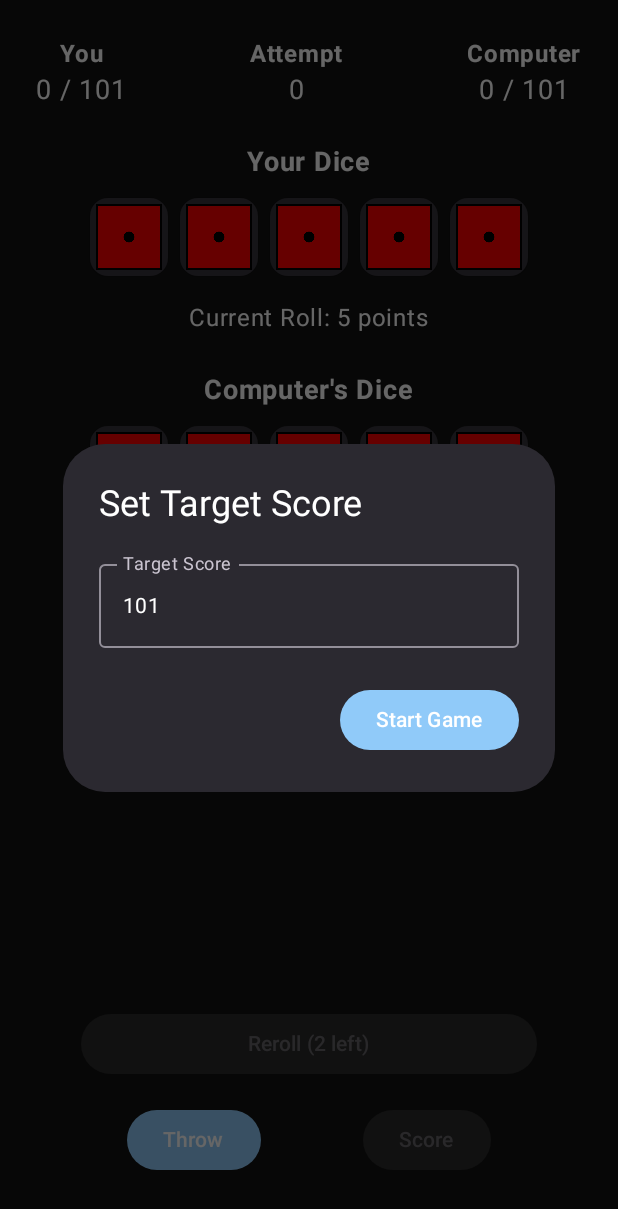
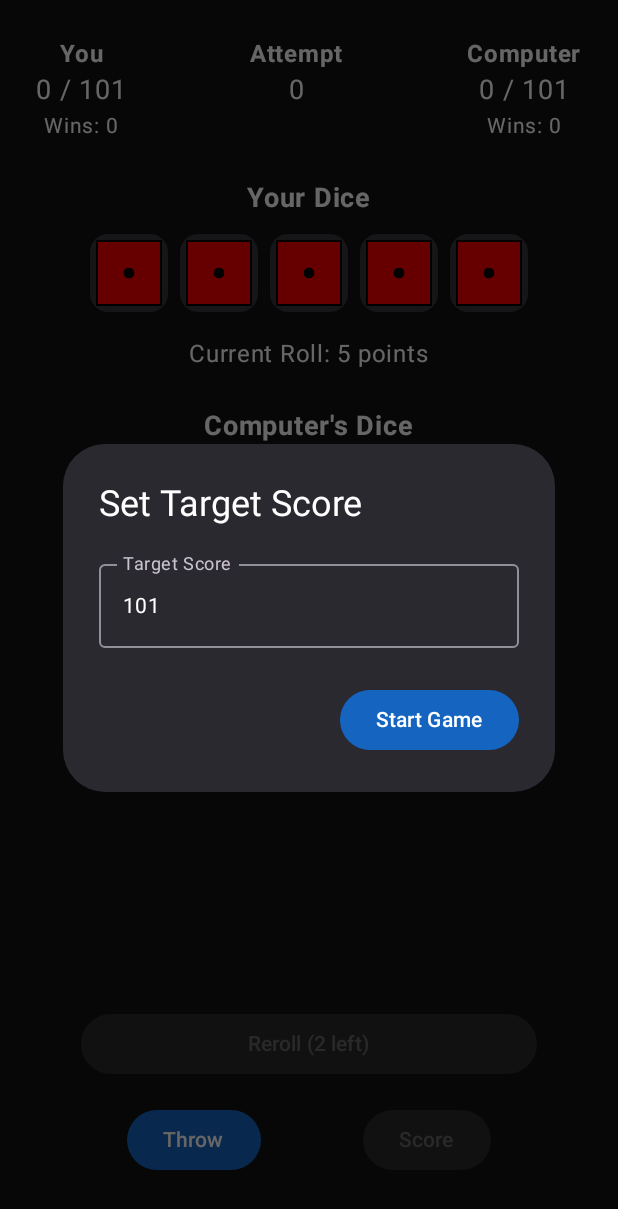
Before and after one commit to PasinduRavisara/Dice-Game-Mobile-application-development, an Android app built with Jetpack Compose: the screen it shows after launch (MainActivity), after a tap on "New Game", on a phone screen of 412 x 824 dp. Shown: the top 1209 px of the screen. Run offline under Robolectric (Android 15) with nearby library versions, the phone set to English and light mode, and no system bars.

Commit message:
update code

```diff
--- a/DiceGame/app/src/main/java/com/example/dicegame/MainActivity.kt
+++ b/DiceGame/app/src/main/java/com/example/dicegame/MainActivity.kt
@@ -3,13 +3,14 @@ package com.example.dicegame
 import android.os.Bundle
 import androidx.activity.ComponentActivity
 import androidx.activity.compose.setContent
-import androidx.compose.runtime.Composable
+import androidx.compose.runtime.*
 import androidx.navigation.compose.NavHost
 import androidx.navigation.compose.composable
 import androidx.navigation.compose.rememberNavController
 import com.example.dicegame.ui.screens.GameScreen
 import com.example.dicegame.ui.screens.MainScreen
 import com.example.dicegame.ui.theme.DiceGameTheme
+import com.example.dicegame.data.AppState
 
 class MainActivity : ComponentActivity() {
     override fun onCreate(savedInstanceState: Bundle?) {
@@ -25,16 +26,22 @@ class MainActivity : ComponentActivity() {
 @Composable
 fun DiceGameApp() {
     val navController = rememberNavController()
+    var appState by remember { mutableStateOf(AppState()) }
 
     NavHost(navController = navController, startDestination = "main") {
         composable("main") {
             MainScreen(
                 onNewGameClick = { navController.navigate("game") },
+                appState = appState
             )
         }
         composable("game") {
             GameScreen(
-                onGameEnd = { navController.popBackStack() }
+                onGameEnd = { navController.popBackStack() },
+                appState = appState,
+                onAppStateUpdate = { newAppState ->
+                    appState = newAppState
+                }
             )
         }
     }
--- /dev/null
+++ b/DiceGame/app/src/main/java/com/example/dicegame/data/AppState.kt
@@ -0,0 +1,6 @@
+package com.example.dicegame.data
+
+data class AppState(
+    val humanWins: Int = 0,
+    val computerWins: Int = 0
+)
--- a/DiceGame/app/src/main/java/com/example/dicegame/data/GameState.kt
+++ b/DiceGame/app/src/main/java/com/example/dicegame/data/GameState.kt
@@ -22,5 +22,7 @@ data class GameState(
     val gameEnded: Boolean = false,
     val winner: String = "",
     val isTieBreaker: Boolean = false,
-    val attemptCount: Int = 0
+    val attemptCount: Int = 0,
+    val humanWins: Int = 0,
+    val computerWins: Int = 0
 )
--- a/DiceGame/app/src/main/java/com/example/dicegame/ui/components/ScoreBoard.kt
+++ b/DiceGame/app/src/main/java/com/example/dicegame/ui/components/ScoreBoard.kt
@@ -15,7 +15,10 @@ fun ScoreBoard(
     humanScore: Int,
     computerScore: Int,
     currentAttempt: Int,
-    targetScore: Int
+    targetScore: Int,
+    isDarkTheme: Boolean,
+    humanWins: Int,
+    computerWins: Int
 ) {
     Row(
         modifier = Modifier
@@ -24,18 +27,20 @@ fun ScoreBoard(
         horizontalArrangement = Arrangement.SpaceBetween
     ) {
         Column(horizontalAlignment = Alignment.CenterHorizontally) {
-            Text("You", fontWeight = FontWeight.Bold, color = Color.White)
-            Text("$humanScore / $targetScore", fontSize = 18.sp, color = Color.White)
+            Text("You", fontWeight = FontWeight.Bold, color = if (isDarkTheme) Color.White else Color.Black)
+            Text("$humanScore / $targetScore", fontSize = 18.sp, color = if (isDarkTheme) Color.White else Color.Black)
+            Text("Wins: $humanWins", fontSize = 14.sp, color = if (isDarkTheme) Color.White else Color.Black)
         }
 
         Column(horizontalAlignment = Alignment.CenterHorizontally) {
-            Text("Attempt", fontWeight = FontWeight.Bold, color = Color.White)
-            Text("$currentAttempt", fontSize = 18.sp, color = Color.White)
+            Text("Attempt", fontWeight = FontWeight.Bold, color = if (isDarkTheme) Color.White else Color.Black)
+            Text("$currentAttempt", fontSize = 18.sp, color = if (isDarkTheme) Color.White else Color.Black)
         }
 
         Column(horizontalAlignment = Alignment.CenterHorizontally) {
-            Text("Computer", fontWeight = FontWeight.Bold, color = Color.White)
-            Text("$computerScore / $targetScore", fontSize = 18.sp, color = Color.White)
+            Text("Computer", fontWeight = FontWeight.Bold, color = if (isDarkTheme) Color.White else Color.Black)
+            Text("$computerScore / $targetScore", fontSize = 18.sp, color = if (isDarkTheme) Color.White else Color.Black)
+            Text("Wins: $computerWins", fontSize = 14.sp, color = if (isDarkTheme) Color.White else Color.Black)
         }
     }
 }
--- a/DiceGame/app/src/main/java/com/example/dicegame/ui/screens/GameScreen.kt
+++ b/DiceGame/app/src/main/java/com/example/dicegame/ui/screens/GameScreen.kt
@@ -1,6 +1,7 @@
 package com.example.dicegame.ui.screens
 
 import androidx.compose.foundation.layout.*
+import androidx.compose.foundation.background
 import androidx.compose.material3.*
 import androidx.compose.runtime.*
 import androidx.compose.ui.Alignment
@@ -15,16 +16,20 @@ import com.example.dicegame.data.GameState
 import com.example.dicegame.data.PlayerState
 import com.example.dicegame.ui.components.DiceRow
 import com.example.dicegame.ui.components.ScoreBoard
+import com.example.dicegame.ui.theme.LocalThemeState
 import kotlin.random.Random
 import kotlinx.coroutines.launch
 import kotlinx.coroutines.delay
 import androidx.compose.runtime.rememberCoroutineScope
+import com.example.dicegame.data.AppState
 
 @Composable
 fun GameScreen(
-    onGameEnd: () -> Unit
+    onGameEnd: () -> Unit,
+    appState: AppState,
+    onAppStateUpdate: (AppState) -> Unit
 ) {
-    var gameState by remember { mutableStateOf(GameState()) }
+    var gameState by remember { mutableStateOf(GameState(humanWins = appState.humanWins, computerWins = appState.computerWins)) }
     var showResultDialog by remember { mutableStateOf(false) }
     var targetScoreInput by remember { mutableStateOf("101") }
     var showTargetScoreDialog by remember { mutableStateOf(true) }
@@ -32,6 +37,7 @@ fun GameScreen(
     var computerRerollCount by remember { mutableStateOf(0) }
     var isShowingFinalResult by remember { mutableStateOf(false) }
     val scope = rememberCoroutineScope()
+    val isDarkTheme = LocalThemeState.current
 
     // Target score dialog
     if (showTargetScoreDialog) {
@@ -68,6 +74,7 @@ fun GameScreen(
     Column(
         modifier = Modifier
             .fillMaxSize()
+            .background(if (isDarkTheme.value) Color(0xFF121212) else Color.White)
             .padding(16.dp),
         horizontalAlignment = Alignment.CenterHorizontally
     ) {
@@ -76,7 +83,10 @@ fun GameScreen(
             humanScore = gameState.humanPlayer.totalScore,
             computerScore = gameState.computerPlayer.totalScore,
             currentAttempt = gameState.attemptCount,
-            targetScore = gameState.targetScore
+            targetScore = gameState.targetScore,
+            isDarkTheme = isDarkTheme.value,
+            humanWins = appState.humanWins,
+            computerWins = appState.computerWins
         )
 
         Spacer(modifier = Modifier.height(16.dp))
@@ -87,7 +97,7 @@ fun GameScreen(
                 "Your Dice",
                 fontWeight = FontWeight.Bold,
                 fontSize = 18.sp,
-                color = Color.White
+                color = if (isDarkTheme.value) Color.White else Color.Black
             )
 
             DiceRow(
@@ -109,7 +119,7 @@ fun GameScreen(
             Text(
                 "Current Roll: ${calculateDiceSum(gameState.humanPlayer.dice)} points",
                 modifier = Modifier.padding(top = 4.dp),
-                color = Color.White
+                color = if (isDarkTheme.value) Color.White else Color.Black
             )
         }
 
@@ -121,7 +131,7 @@ fun GameScreen(
                 "Computer's Dice",
                 fontWeight = FontWeight.Bold,
                 fontSize = 18.sp,
-                color = Color.White
+                color = if (isDarkTheme.value) Color.White else Color.Black
             )
 
             if (isComputerRerolling) {
@@ -140,7 +150,7 @@ fun GameScreen(
                         Text(
                             "Computer is rerolling... (${computerRerollCount}/2)",
                             style = MaterialTheme.typography.bodyMedium,
-                            color = Color.White
+                            color = if (isDarkTheme.value) Color.White else Color.Black
                         )
                     }
                 }
@@ -151,7 +161,7 @@ fun GameScreen(
             Text(
                 "Current Roll: ${calculateDiceSum(gameState.computerPlayer.dice)} points",
                 modifier = Modifier.padding(top = 4.dp),
-                color = Color.White
+                color = if (isDarkTheme.value) Color.White else Color.Black
             )
         }
 
@@ -276,7 +286,7 @@ fun GameScreen(
                                             rollCount = 0
                                         )
                                     )
-                            checkGameEnd(updatedState, { gameState = it }, { showResultDialog = it })
+                            checkGameEnd(updatedState, { gameState = it }, { showResultDialog = it }, onAppStateUpdate)
                                 }
 
                                 // Wait 3 seconds to show the final result
@@ -401,7 +411,8 @@ private fun handleScoring(
 private fun checkGameEnd(
     currentState: GameState,
     onStateUpdate: (GameState) -> Unit,
-    onShowResultDialog: (Boolean) -> Unit
+    onShowResultDialog: (Boolean) -> Unit,
+    onAppStateUpdate: (AppState) -> Unit
 ) {
     val humanScore = currentState.humanPlayer.totalScore
     val computerScore = currentState.computerPlayer.totalScore
@@ -417,10 +428,18 @@ private fun checkGameEnd(
             ))
         } else {
             // Game ended with a winner
+            val isHumanWinner = humanScore > computerScore
+            val newHumanWins = if (isHumanWinner) currentState.humanWins + 1 else currentState.humanWins
+            val newComputerWins = if (!isHumanWinner) currentState.computerWins + 1 else currentState.computerWins
+
+            // Update both game state and app state
             onStateUpdate(currentState.copy(
                 gameEnded = true,
-                winner = if (humanScore > computerScore) "human" else "computer"
+                winner = if (isHumanWinner) "human" else "computer",
+                humanWins = newHumanWins,
+                computerWins = newComputerWins
             ))
+            onAppStateUpdate(AppState(humanWins = newHumanWins, computerWins = newComputerWins))
             onShowResultDialog(true)
         }
     }
--- a/DiceGame/app/src/main/java/com/example/dicegame/ui/screens/MainScreen.kt
+++ b/DiceGame/app/src/main/java/com/example/dicegame/ui/screens/MainScreen.kt
@@ -1,26 +1,32 @@
 package com.example.dicegame.ui.screens
 
 import androidx.compose.foundation.layout.*
+import androidx.compose.foundation.background
 import androidx.compose.material3.*
 import androidx.compose.runtime.*
 import androidx.compose.ui.Alignment
 import androidx.compose.ui.Modifier
 import androidx.compose.ui.graphics.Color
+import androidx.compose.ui.text.font.FontWeight
 import androidx.compose.ui.text.style.TextAlign
 import androidx.compose.ui.unit.dp
 import androidx.compose.ui.unit.sp
 import com.example.dicegame.ui.theme.LocalThemeState
+import com.example.dicegame.data.AppState
 
 @Composable
 fun MainScreen(
-    onNewGameClick: () -> Unit
+    onNewGameClick: () -> Unit,
+    appState: AppState
 ) {
     var showAboutDialog by remember { mutableStateOf(false) }
+    var showInstructionsDialog by remember { mutableStateOf(false) }
     val isDarkTheme = LocalThemeState.current
 
     Column(
         modifier = Modifier
             .fillMaxSize()
+            .background(if (isDarkTheme.value) Color(0xFF121212) else Color.White)
             .padding(16.dp),
         horizontalAlignment = Alignment.CenterHorizontally,
         verticalArrangement = Arrangement.SpaceBetween
@@ -47,6 +53,15 @@ fun MainScreen(
             }
 
             Button(
+                onClick = { showInstructionsDialog = true },
+                modifier = Modifier
+                    .fillMaxWidth(0.8f)
+                    .padding(vertical = 8.dp)
+            ) {
+                Text("Instructions", fontSize = 18.sp)
+            }
+
+            Button(
                 onClick = { showAboutDialog = true },
                 modifier = Modifier
                     .fillMaxWidth(0.8f)
@@ -57,17 +72,17 @@ fun MainScreen(
         }
 
         // Theme toggle switch at the bottom
-        Row(
+        Column(
             modifier = Modifier
-                .fillMaxWidth(0.8f)
+                .fillMaxWidth()
                 .padding(bottom = 16.dp),
-            horizontalArrangement = Arrangement.SpaceBetween,
-            verticalAlignment = Alignment.CenterVertically
+            horizontalAlignment = Alignment.CenterHorizontally
         ) {
             Text(
                 text = "Dark Theme",
                 fontSize = 16.sp,
-                color = if (isDarkTheme.value) Color.White else Color.Black
+                color = if (isDarkTheme.value) Color.White else Color.Black,
+                modifier = Modifier.padding(bottom = 8.dp)
             )
             Switch(
                 checked = isDarkTheme.value,
@@ -77,9 +92,42 @@ fun MainScreen(
                     checkedTrackColor = MaterialTheme.colorScheme.primaryContainer,
                     uncheckedThumbColor = MaterialTheme.colorScheme.surface,
                     uncheckedTrackColor = MaterialTheme.colorScheme.surfaceVariant
-                )
+                ),
+                modifier = Modifier.size(width = 36.dp, height = 20.dp)
             )
         }
+    }
+
+    if (showInstructionsDialog) {
+        AlertDialog(
+            onDismissRequest = { showInstructionsDialog = false },
+            title = { Text("How to Play", color = if (isDarkTheme.value) Color.White else Color.Black) },
+            text = {
+                Text(
+                    "Welcome to Dice Game!\n\n" +
+                    "Game Rules:\n" +
+                    "1. Each player starts with 5 dice\n" +
+                    "2. Players take turns rolling their dice\n" +
+                    "3. After the first roll, you can:\n" +
+                    "   - Select specific dice to reroll (up to 2 times)\n" +
+                    "   - Keep your current roll and score\n" +
+                    "4. The sum of your dice values is added to your total score\n" +
+                    "5. The computer will also decide whether to reroll its dice\n" +
+                    "6. First player to reach the target score wins!\n\n" +
+                    "Tips:\n" +
+                    "- Choose your rerolls wisely\n" +
+                    "- Keep track of both scores\n" +
+                    "- Plan your strategy based on the target score",
+                    textAlign = TextAlign.Start,
+                    color = if (isDarkTheme.value) Color.White else Color.Black
+                )
+            },
+            confirmButton = {
+                Button(onClick = { showInstructionsDialog = false }) {
+                    Text("Got it!")
+                }
+            }
+        )
     }
 
     if (showAboutDialog) {
--- a/DiceGame/app/src/main/java/com/example/dicegame/ui/theme/Theme.kt
+++ b/DiceGame/app/src/main/java/com/example/dicegame/ui/theme/Theme.kt
@@ -23,7 +23,7 @@ private val LightColors = lightColorScheme(
 )
 
 private val DarkColors = darkColorScheme(
-    primary = Color(0xFF90CAF9),
+    primary = Color(0xFF1565C0),
     secondary = Color(0xFF03DAC6),
     tertiary = Color(0xFF7044FF),
     background = Color(0xFF121212),
```
